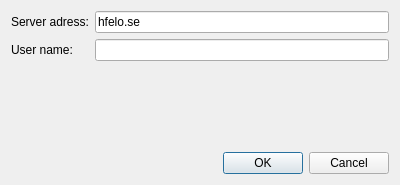
This is gui/logindialog.ui in hansfilipelo/ChattY as Qt 5 draws it before an edit. The edited form follows.
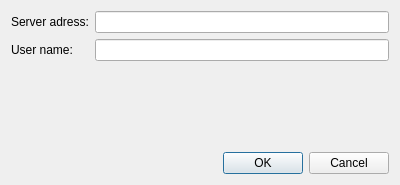
This is the edited form.

Commit message: Removed hfelo.se as default input

What changed in the file:
```diff
--- a/gui/logindialog.ui
+++ b/gui/logindialog.ui
@@ -28,7 +28,7 @@
         <bool>true</bool>
        </property>
        <property name="text">
-        <string>hfelo.se</string>
+        <string/>
        </property>
       </widget>
      </item>
```
